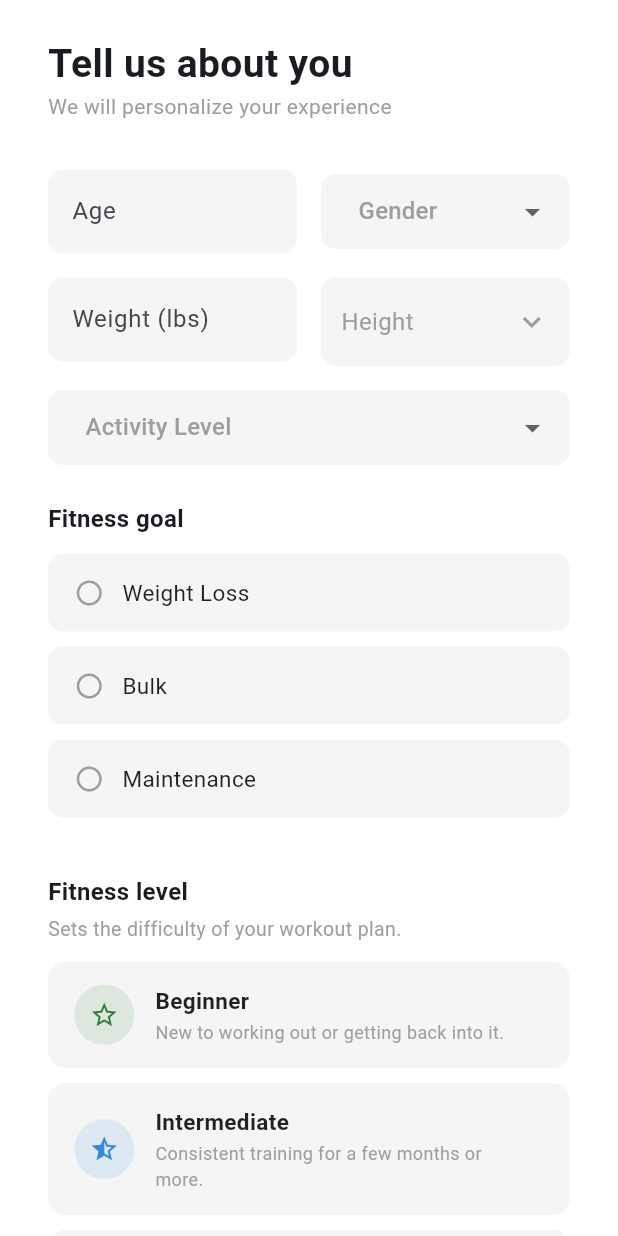
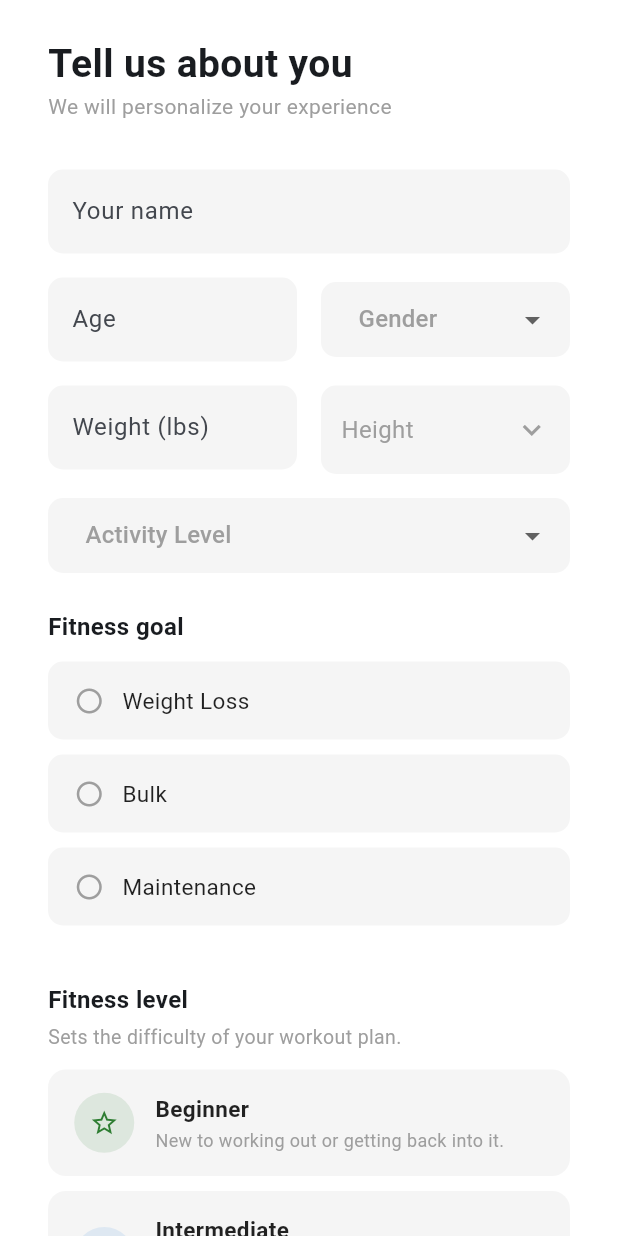
Before and after one commit to cChe1z/CMPE_137_Fitness_Health_Tracking_App, a Flutter app: the ProfileSetupScreen screen opened directly, on a phone screen of 412 x 824 dp. Run offline on Flutter 3.47's test engine with Material 3 defaults, Android fonts, the phone set to English and light mode, and no system bars; our stand-ins replace cloud_firestore, firebase_auth, firebase_core; accounts and stored records are empty.

Commit message:
add name in registration and profile

```diff
--- a/lib/login_screen.dart
+++ b/lib/login_screen.dart
@@ -1,11 +1,10 @@
 import 'package:flutter/material.dart';
 import 'registration_screen.dart';
-import 'dashboard_screen.dart';
 import 'profile_setup_screen.dart';
+import 'main_navigation.dart';
 import 'app_data.dart';
 import 'services/auth_service.dart';
 import 'services/database_service.dart';
-import 'main_navigation.dart';
 
 class LoginScreen extends StatefulWidget {
   const LoginScreen({super.key});
@@ -19,7 +18,6 @@ class _LoginScreenState extends State<LoginScreen> {
   final _passwordController = TextEditingController();
   bool _obscurePassword = true;
 
-  // track errors
   String? _emailError;
   String? _passwordError;
 
@@ -34,7 +32,6 @@ class _LoginScreenState extends State<LoginScreen> {
     final email = _emailController.text.trim();
     final password = _passwordController.text.trim();
 
-    // reset errors first
     setState(() {
       _emailError = null;
       _passwordError = null;
@@ -58,18 +55,16 @@ class _LoginScreenState extends State<LoginScreen> {
     if (!mounted) return;
 
     if (user != null) {
-      // check if this user has already completed profile setup
       final profile = await DatabaseService().getUserProfile(user.uid);
       if (!mounted) return;
 
       if (profile == null) {
-        // no profile found — send to setup screen
         Navigator.pushReplacement(
           context,
           MaterialPageRoute(builder: (_) => const ProfileSetupScreen()),
         );
       } else {
-        // profile exists — restore their saved data into AppData
+        // restore profile data into AppData
         final level = profile['fitnessLevel'] as String? ?? 'Beginner';
         AppData.fitnessLevel.value = level;
         AppData.initDefaultSchedule(level);
@@ -77,6 +72,9 @@ class _LoginScreenState extends State<LoginScreen> {
             (profile['calorieGoal'] as num?)?.toInt() ?? 2200;
         AppData.bmi.value =
             (profile['bmi'] as num?)?.toDouble() ?? 0.0;
+
+        // restore name
+        AppData.userName.value = profile['name'] as String? ?? '';
 
         // restore profile screen fields
         AppData.age.value =
@@ -89,20 +87,21 @@ class _LoginScreenState extends State<LoginScreen> {
             profile['gender'] as String? ?? '';
         AppData.activityLevel.value =
             profile['activityLevel'] as String? ?? '';
+
         // sanitize legacy 'Muscle Gain' value -> 'Bulk'
         final rawGoal = profile['goal'] as String? ?? '';
         final sanitizedGoal = rawGoal == 'Muscle Gain' ? 'Bulk' : rawGoal;
         AppData.goal.value = sanitizedGoal;
 
-        // update Firestore if the value was stale
         if (rawGoal == 'Muscle Gain') {
           DatabaseService().updateUserProfile(user.uid, {'goal': 'Bulk'});
         }
+
         AppData.weightGoalRate.value =
-            profile['weightGoalRate'] as String?;
+        profile['weightGoalRate'] as String?;
         AppData.targetWeight.value =
             (profile['targetWeight'] as num?)?.toDouble() ??
-            AppData.currentWeight.value;
+                AppData.currentWeight.value;
 
         // restore today's logged meals from Firestore
         await AppData.loadTodaysMeals(user.uid);
@@ -130,7 +129,6 @@ class _LoginScreenState extends State<LoginScreen> {
               mainAxisAlignment: MainAxisAlignment.center,
               children: [
 
-                // Avatar icon
                 const CircleAvatar(
                   radius: 45,
                   backgroundColor: Color(0xFFE3F2FD),
@@ -138,7 +136,6 @@ class _LoginScreenState extends State<LoginScreen> {
                 ),
                 const SizedBox(height: 20),
 
-                // Welcome text
                 const Text(
                   'Welcome!',
                   style: TextStyle(fontSize: 26, fontWeight: FontWeight.bold),
@@ -149,7 +146,6 @@ class _LoginScreenState extends State<LoginScreen> {
                 ),
                 const SizedBox(height: 32),
 
-                // Email field
                 _buildTextField(
                   controller: _emailController,
                   hint: 'Email',
@@ -158,7 +154,6 @@ class _LoginScreenState extends State<LoginScreen> {
                 ),
                 const SizedBox(height: 16),
 
-                // Password field
                 _buildTextField(
                   controller: _passwordController,
                   hint: 'Password',
@@ -170,7 +165,6 @@ class _LoginScreenState extends State<LoginScreen> {
                 ),
                 const SizedBox(height: 24),
 
-                // Login button
                 SizedBox(
                   width: double.infinity,
                   child: ElevatedButton(
@@ -191,7 +185,6 @@ class _LoginScreenState extends State<LoginScreen> {
                 ),
                 const SizedBox(height: 16),
 
-                // Sign up link
                 Row(
                   mainAxisAlignment: MainAxisAlignment.center,
                   children: [
@@ -275,7 +268,6 @@ class _LoginScreenState extends State<LoginScreen> {
           ),
         ),
 
-        // error message below field
         if (hasError) ...[
           const SizedBox(height: 4),
           Row(
--- a/lib/profile_setup_screen.dart
+++ b/lib/profile_setup_screen.dart
@@ -1,5 +1,4 @@
 import 'package:flutter/material.dart';
-import 'dashboard_screen.dart';
 import 'package:firebase_auth/firebase_auth.dart';
 import 'services/database_service.dart';
 import 'app_data.dart';
@@ -13,6 +12,7 @@ class ProfileSetupScreen extends StatefulWidget {
 }
 
 class _ProfileSetupScreenState extends State<ProfileSetupScreen> {
+  final _nameController = TextEditingController();
   final _ageController = TextEditingController();
   final _weightController = TextEditingController();
   int _selectedFeet = 5;
@@ -22,17 +22,18 @@ class _ProfileSetupScreenState extends State<ProfileSetupScreen> {
   String? _selectedGender;
   String? _selectedActivityLevel;
   String? _selectedGoal;
-  String? _selectedWeightGoalRate; // NEW — e.g. 'Mild Weight Loss'
+  String? _selectedWeightGoalRate;
   String? _selectedFitnessLevel;
 
   // errors
+  String? _nameError;
   String? _ageError;
   String? _weightError;
   String? _heightError;
   String? _genderError;
   String? _activityError;
   String? _goalError;
-  String? _weightGoalRateError; // NEW
+  String? _weightGoalRateError;
   String? _fitnessLevelError;
 
   final List<String> _genders = ['Male', 'Female', 'Prefer not to say'];
@@ -69,15 +70,12 @@ class _ProfileSetupScreenState extends State<ProfileSetupScreen> {
     },
   ];
 
-  // whether the selected goal requires a rate picker
   bool get _goalNeedsRate =>
       _selectedGoal == 'Weight Loss' || _selectedGoal == 'Bulk';
 
-  // the rate options to show based on the selected goal
   List<Map<String, dynamic>> get _rateOptions =>
       _selectedGoal == 'Weight Loss' ? kWeightLossRates : kWeightGainRates;
 
-  // live maintenance calories for calorie preview — only when enough data is entered
   int? get _maintenanceCalories {
     final age = int.tryParse(_ageController.text.trim());
     final weight = double.tryParse(_weightController.text.trim());
@@ -96,14 +94,15 @@ class _ProfileSetupScreenState extends State<ProfileSetupScreen> {
 
   @override
   void dispose() {
+    _nameController.dispose();
     _ageController.dispose();
     _weightController.dispose();
     super.dispose();
   }
 
   void _continue() async {
-    // reset all errors
     setState(() {
+      _nameError = null;
       _ageError = null;
       _weightError = null;
       _heightError = null;
@@ -115,6 +114,13 @@ class _ProfileSetupScreenState extends State<ProfileSetupScreen> {
     });
 
     bool hasError = false;
+
+    // name validation
+    final name = _nameController.text.trim();
+    if (name.isEmpty) {
+      setState(() => _nameError = 'Name is required');
+      hasError = true;
+    }
 
     // age validation
     final age = int.tryParse(_ageController.text.trim());
@@ -136,13 +142,11 @@ class _ProfileSetupScreenState extends State<ProfileSetupScreen> {
       hasError = true;
     }
 
-    // height validation
     if (!_heightSelected) {
       setState(() => _heightError = 'Please select your height');
       hasError = true;
     }
 
-    // dropdown validations
     if (_selectedGender == null) {
       setState(() => _genderError = 'Please select a gender');
       hasError = true;
@@ -158,10 +162,8 @@ class _ProfileSetupScreenState extends State<ProfileSetupScreen> {
       hasError = true;
     }
 
-    // rate validation — only required if goal needs one
     if (_goalNeedsRate && _selectedWeightGoalRate == null) {
-      setState(() =>
-          _weightGoalRateError = 'Please select a rate');
+      setState(() => _weightGoalRateError = 'Please select a rate');
       hasError = true;
     }
 
@@ -174,7 +176,9 @@ class _ProfileSetupScreenState extends State<ProfileSetupScreen> {
 
     final heightInches = (_selectedFeet * 12 + _selectedInches).toDouble();
 
-    // update local AppData for dashboard display
+    // save name to AppData
+    AppData.userName.value = name;
+
     AppData.saveProfileData(
       age: age!,
       weightLbs: weight!,
@@ -185,14 +189,13 @@ class _ProfileSetupScreenState extends State<ProfileSetupScreen> {
       weightGoalRate: _goalNeedsRate ? _selectedWeightGoalRate : null,
     );
 
-    // save chosen fitness level and seed the default 7-day schedule
     AppData.fitnessLevel.value = _selectedFitnessLevel;
     AppData.initDefaultSchedule(_selectedFitnessLevel!);
 
-    // save to Firestore
     final user = FirebaseAuth.instance.currentUser;
     if (user != null) {
       await DatabaseService().saveUserProfile(user.uid, {
+        'name': name,
         'age': age,
         'weightLbs': weight,
         'heightInches': heightInches,
@@ -209,7 +212,6 @@ class _ProfileSetupScreenState extends State<ProfileSetupScreen> {
 
     if (!mounted) return;
 
-    // remove entire back stack so the user cannot go back to registration
     Navigator.pushAndRemoveUntil(
       context,
       MaterialPageRoute(builder: (_) => const MainNavigation()),
@@ -238,6 +240,14 @@ class _ProfileSetupScreenState extends State<ProfileSetupScreen> {
                 style: TextStyle(fontSize: 14, color: Colors.grey),
               ),
               const SizedBox(height: 32),
+
+              // name field
+              _buildTextField(
+                controller: _nameController,
+                hint: 'Your name',
+                errorText: _nameError,
+              ),
+              const SizedBox(height: 16),
 
               // age and gender row
               Row(
@@ -303,16 +313,14 @@ class _ProfileSetupScreenState extends State<ProfileSetupScreen> {
               ),
               const SizedBox(height: 12),
 
-              // goal options
               ..._goals.map((goal) => _buildGoalOption(goal)),
 
-              // goal error
               if (_goalError != null) ...[
                 const SizedBox(height: 4),
                 _errorRow(_goalError!),
               ],
 
-              // ── Weight loss / gain rate picker ─────────────────────────────
+              // weight loss / gain rate picker
               if (_goalNeedsRate) ...[
                 const SizedBox(height: 24),
                 Row(
@@ -325,7 +333,6 @@ class _ProfileSetupScreenState extends State<ProfileSetupScreen> {
                           fontSize: 16, fontWeight: FontWeight.w600),
                     ),
                     const SizedBox(width: 8),
-                    // maintenance calorie preview badge
                     if (_maintenanceCalories != null)
                       Container(
                         padding: const EdgeInsets.symmetric(
@@ -354,10 +361,8 @@ class _ProfileSetupScreenState extends State<ProfileSetupScreen> {
                 ),
                 const SizedBox(height: 12),
 
-                ..._rateOptions.map((rate) =>
-                    _buildRateOption(rate)),
+                ..._rateOptions.map((rate) => _buildRateOption(rate)),
 
-                // rate error
                 if (_weightGoalRateError != null) ...[
                   const SizedBox(height: 4),
                   _errorRow(_weightGoalRateError!),
@@ -378,10 +383,8 @@ class _ProfileSetupScreenState extends State<ProfileSetupScreen> {
               ),
               const SizedBox(height: 12),
 
-              // fitness level options
               ..._fitnessLevels.map((level) => _buildFitnessLevelOption(level)),
 
-              // fitness level error
               if (_fitnessLevelError != null) ...[
                 const SizedBox(height: 4),
                 _errorRow(_fitnessLevelError!),
@@ -416,7 +419,7 @@ class _ProfileSetupScreenState extends State<ProfileSetupScreen> {
     );
   }
 
-  // ── Weight loss / gain rate card ──────────────────────────────────────────
+  // ── Rate option card ──────────────────────────────────────────────────────
 
   Widget _buildRateOption(Map<String, dynamic> rate) {
     final key = rate['key'] as String;
@@ -428,12 +431,10 @@ class _ProfileSetupScreenState extends State<ProfileSetupScreen> {
     final adjustment = deficit ?? surplus ?? 0;
     final maintenance = _maintenanceCalories;
 
-    // calculate the actual calorie target for this option
     final int? targetCals = maintenance != null
         ? (isLoss ? maintenance - adjustment : maintenance + adjustment)
         : null;
 
-    // card accent colour
     const Color selectedColor = Color(0xFF378ADD);
     const Color extremeColor = Color(0xFFD85A30);
     final Color cardColor = isRecommended ? selectedColor : extremeColor;
@@ -441,7 +442,7 @@ class _ProfileSetupScreenState extends State<ProfileSetupScreen> {
     return GestureDetector(
       onTap: () => setState(() {
         _selectedWeightGoalRate = key;
-        _weightGoalRateError = null; // clear error when selected
+        _weightGoalRateError = null;
       }),
       child: AnimatedContainer(
         duration: const Duration(milliseconds: 180),
@@ -459,7 +460,6 @@ class _ProfileSetupScreenState extends State<ProfileSetupScreen> {
         ),
         child: Row(
           children: [
-            // radio icon
             Icon(
               isSelected
                   ? Icons.radio_button_checked
@@ -468,7 +468,6 @@ class _ProfileSetupScreenState extends State<ProfileSetupScreen> {
               size: 20,
             ),
             const SizedBox(width: 12),
-            // label + subtitle
             Expanded(
               child: Column(
                 crossAxisAlignment: CrossAxisAlignment.start,
@@ -484,7 +483,6 @@ class _ProfileSetupScreenState extends State<ProfileSetupScreen> {
                         ),
                       ),
                       const SizedBox(width: 6),
-                      // recommended badge
                       if (isRecommended)
                         Container(
                           padding: const EdgeInsets.symmetric(
@@ -526,13 +524,11 @@ class _ProfileSetupScreenState extends State<ProfileSetupScreen> {
                   const SizedBox(height: 2),
                   Text(
                     rate['subtitle'] as String,
-                    style: const TextStyle(
-                        fontSize: 12, color: Colors.grey),
+                    style: const TextStyle(fontSize: 12, color: Colors.grey),
                   ),
                 ],
               ),
             ),
-            // calorie target preview
             if (targetCals != null)
               Column(
                 crossAxisAlignment: CrossAxisAlignment.end,
@@ -557,7 +553,8 @@ class _ProfileSetupScreenState extends State<ProfileSetupScreen> {
     );
   }
 
-  // fitness level card option
+  // ── Fitness level option ──────────────────────────────────────────────────
+
   Widget _buildFitnessLevelOption(Map<String, dynamic> level) {
     final label = level['label'] as String;
     final description = level['description'] as String;
@@ -568,7 +565,7 @@ class _ProfileSetupScreenState extends State<ProfileSetupScreen> {
     return GestureDetector(
       onTap: () => setState(() {
         _selectedFitnessLevel = label;
-        _fitnessLevelError = null; // clear error when selected
+        _fitnessLevelError = null;
       }),
       child: AnimatedContainer(
         duration: const Duration(milliseconds: 180),
@@ -627,14 +624,15 @@ class _ProfileSetupScreenState extends State<ProfileSetupScreen> {
     );
   }
 
-  // goal radio button option
+  // ── Goal option ───────────────────────────────────────────────────────────
+
   Widget _buildGoalOption(String goal) {
     final isSelected = _selectedGoal == goal;
     return GestureDetector(
       onTap: () => setState(() {
         _selectedGoal = goal;
-        _goalError = null; // clear error when selected
-        _selectedWeightGoalRate = null; // reset rate when goal changes
+        _goalError = null;
+        _selectedWeightGoalRate = null;
         _weightGoalRateError = null;
       }),
       child: Container(
@@ -664,8 +662,7 @@ class _ProfileSetupScreenState extends State<ProfileSetupScreen> {
               goal,
               style: TextStyle(
                 fontSize: 15,
-                fontWeight:
-                    isSelected ? FontWeight.w600 : FontWeight.normal,
+                fontWeight: isSelected ? FontWeight.w600 : FontWeight.normal,
                 color: isSelected ? const Color(0xFFD85A30) : Colors.black87,
               ),
             ),
@@ -675,7 +672,8 @@ class _ProfileSetupScreenState extends State<ProfileSetupScreen> {
     );
   }
 
-  // shared error row
+  // ── Error row ─────────────────────────────────────────────────────────────
+
   Widget _errorRow(String message) {
     return Row(
       children: [
@@ -691,7 +689,8 @@ class _ProfileSetupScreenState extends State<ProfileSetupScreen> {
     );
   }
 
-  // reusable text field
+  // ── Text field ────────────────────────────────────────────────────────────
+
   Widget _buildTextField({
     required TextEditingController controller,
     required String hint,
@@ -705,7 +704,7 @@ class _ProfileSetupScreenState extends State<ProfileSetupScreen> {
         TextField(
           controller: controller,
           keyboardType: keyboardType,
-          onChanged: (_) => setState(() {}), // rebuild for live calorie preview
+          onChanged: (_) => setState(() {}),
           decoration: InputDecoration(
             hintText: hint,
             filled: true,
@@ -751,7 +750,8 @@ class _ProfileSetupScreenState extends State<ProfileSetupScreen> {
     );
   }
 
-  // reusable dropdown
+  // ── Dropdown ──────────────────────────────────────────────────────────────
+
   Widget _buildDropdown({
     required String hint,
     required String? value,
@@ -786,13 +786,13 @@ class _ProfileSetupScreenState extends State<ProfileSetupScreen> {
               padding: const EdgeInsets.symmetric(horizontal: 12),
               items: items
                   .map((item) => DropdownMenuItem(
-                        value: item,
-                        child: Text(item),
-                      ))
+                value: item,
+                child: Text(item),
+              ))
                   .toList(),
               onChanged: (val) {
                 onChanged(val);
-                setState(() {}); // rebuild for live calorie preview
+                setState(() {});
               },
             ),
           ),
@@ -815,6 +815,8 @@ class _ProfileSetupScreenState extends State<ProfileSetupScreen> {
       ],
     );
   }
+
+  // ── Height picker ─────────────────────────────────────────────────────────
 
   Widget _buildHeightPicker() {
     final hasError = _heightError != null;
@@ -874,9 +876,7 @@ class _ProfileSetupScreenState extends State<ProfileSetupScreen> {
     );
   }
 
-  // Scrollable height selection
   void _showHeightPicker() {
-    // temp values while scrolling
     int tempFeet = _selectedFeet;
     int tempInches = _selectedInches;
 
@@ -891,18 +891,15 @@ class _ProfileSetupScreenState extends State<ProfileSetupScreen> {
           padding: const EdgeInsets.all(24),
           child: Column(
             children: [
-
               const Text(
                 'Select Height',
                 style: TextStyle(fontSize: 18, fontWeight: FontWeight.bold),
               ),
               const SizedBox(height: 16),
-
               Expanded(
                 child: Row(
                   mainAxisAlignment: MainAxisAlignment.center,
                   children: [
-
                     // feet wheel
                     Column(
                       children: [
@@ -915,8 +912,6 @@ class _ProfileSetupScreenState extends State<ProfileSetupScreen> {
                           child: Stack(
                             alignment: Alignment.center,
                             children: [
-
-                              // orange highlight behind selected item
                               Container(
                                 height: 40,
                                 decoration: BoxDecoration(
@@ -929,8 +924,6 @@ class _ProfileSetupScreenState extends State<ProfileSetupScreen> {
                                   ),
                                 ),
                               ),
-
-                              // feet scroll wheel
                               ListWheelScrollView.useDelegate(
                                 itemExtent: 40,
                                 perspective: 0.005,
@@ -946,10 +939,9 @@ class _ProfileSetupScreenState extends State<ProfileSetupScreen> {
                                   builder: (context, index) {
                                     final ft = index + 3;
                                     return Center(
-                                      child: Text(
-                                        '$ft\'',
-                                        style: const TextStyle(fontSize: 22),
-                                      ),
+                                      child: Text('$ft\'',
+                                          style:
+                                          const TextStyle(fontSize: 22)),
                                     );
                                   },
                                 ),
@@ -959,9 +951,7 @@ class _ProfileSetupScreenState extends State<ProfileSetupScreen> {
                         ),
                       ],
                     ),
-
                     const SizedBox(width: 32),
-
                     // inches wheel
                     Column(
                       children: [
@@ -974,8 +964,6 @@ class _ProfileSetupScreenState extends State<ProfileSetupScreen> {
                           child: Stack(
                             alignment: Alignment.center,
                             children: [
-
-                              // orange highlight behind selected item
                               Container(
                                 height: 40,
                                 decoration: BoxDecoration(
@@ -988,8 +976,6 @@ class _ProfileSetupScreenState extends State<ProfileSetupScreen> {
                                   ),
                                 ),
                               ),
-
-                              // inches scroll wheel
                               ListWheelScrollView.useDelegate(
                                 itemExtent: 40,
                                 perspective: 0.005,
@@ -1004,10 +990,9 @@ class _ProfileSetupScreenState extends State<ProfileSetupScreen> {
                                   childCount: 12,
                                   builder: (context, index) {
                                     return Center(
-                                      child: Text(
-                                        '$index"',
-                                        style: const TextStyle(fontSize: 22),
-                                      ),
+                                      child: Text('$index"',
+                                          style:
+                                          const TextStyle(fontSize: 22)),
                                     );
                                   },
                                 ),
@@ -1020,8 +1005,6 @@ class _ProfileSetupScreenState extends State<ProfileSetupScreen> {
                   ],
                 ),
               ),
-
-              // confirm button
               SizedBox(
                 width: double.infinity,
                 child: ElevatedButton(
@@ -1030,7 +1013,7 @@ class _ProfileSetupScreenState extends State<ProfileSetupScreen> {
                       _selectedFeet = tempFeet;
                       _selectedInches = tempInches;
                       _heightSelected = true;
-                      _heightError = null; // clear error on confirm
+                      _heightError = null;
                     });
                     Navigator.pop(context);
                   },
@@ -1051,5 +1034,4 @@ class _ProfileSetupScreenState extends State<ProfileSetupScreen> {
       },
     );
   }
-
 }
```
Also changed, not shown: lib/profile_screen.dart (+15 -3 lines).
